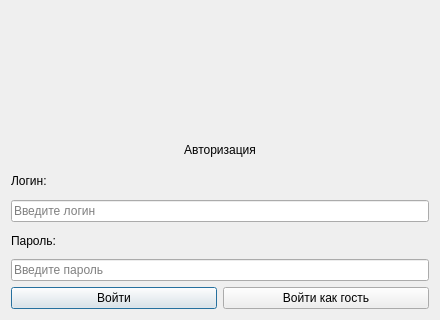
First picture: the form in UI/login.ui, repository Oxxy63m/demka2, before the edit.
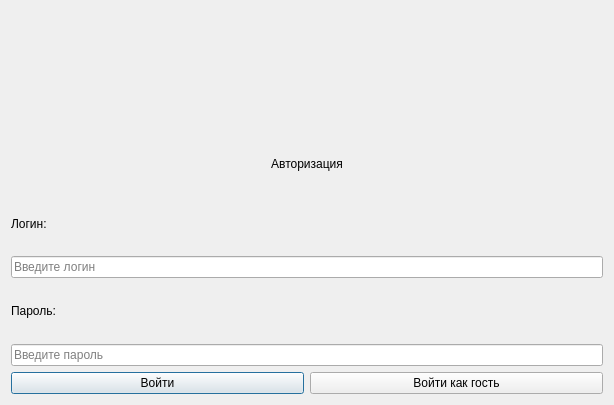
Second picture: the form after the edit.

```diff
--- a/UI/login.ui
+++ b/UI/login.ui
@@ -7,14 +7,14 @@
    <rect>
     <x>0</x>
     <y>0</y>
-    <width>440</width>
-    <height>320</height>
+    <width>614</width>
+    <height>405</height>
    </rect>
   </property>
   <property name="minimumSize">
    <size>
-    <width>440</width>
-    <height>320</height>
+    <width>500</width>
+    <height>405</height>
    </size>
   </property>
   <property name="windowTitle">
```
Left out of the diff: 1 changed line with no effect on the pictures.
